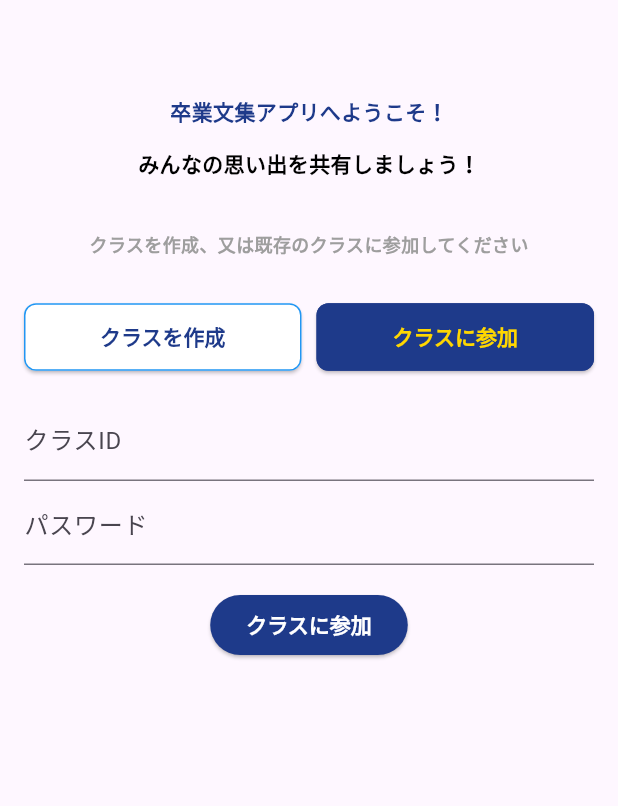
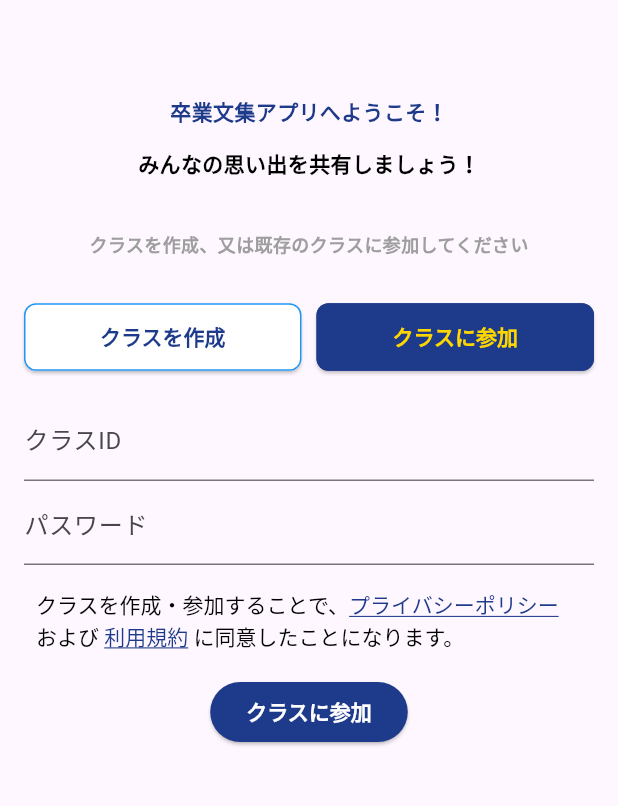
Before and after one commit to oshiro17/school_memories2, a Flutter app: the screen it shows after launch, after a tap on "クラスに参加", on a phone screen of 412 x 824 dp, the part 65-871 px from its top. Run offline on Flutter 3.47's test engine with Material 3 defaults, Android fonts, the phone set to English and light mode, and no system bars; our stand-ins replace cloud_firestore, firebase_core, google_fonts, shared_preferences; accounts and stored records are empty.

Commit message:
お問い合わせ

```diff
--- /dev/null
+++ b/lib/signup/PrivacyPolicyPage.dart
@@ -0,0 +1,75 @@
+import 'package:flutter/material.dart';
+
+class PrivacyPolicyPage extends StatelessWidget {
+  const PrivacyPolicyPage({Key? key}) : super(key: key);
+
+  @override
+  Widget build(BuildContext context) {
+    return Scaffold(
+      appBar: AppBar(
+        title: const Text('プライバシーポリシー'),
+      ),
+      body: Padding(
+        padding: const EdgeInsets.all(16.0),
+        child: SingleChildScrollView(
+          child: Column(
+            crossAxisAlignment: CrossAxisAlignment.start,
+            children: const [
+              Text(
+                'プライバシーポリシー',
+                style: TextStyle(fontSize: 24, fontWeight: FontWeight.bold),
+              ),
+              SizedBox(height: 16),
+              Text(
+                '1. はじめに\n'
+                '「卒業文集」（以下「本アプリ」）は、ユーザーのプライバシーを尊重し、個人情報の保護に努めます。本ポリシーは、ユーザーの情報の収集、使用、保護に関する方針を説明します。',
+              ),
+              SizedBox(height: 16),
+              Text(
+                '2. 収集する情報\n'
+                '・ユーザーが提供する情報（ニックネームなど）\n'
+                '・Firestoreを通じて収集される利用データ',
+              ),
+              SizedBox(height: 16),
+              Text(
+                '3. 情報の使用目的\n'
+                '・アプリ機能（メッセージ機能、プロフィール帳ランキング機能）の提供\n'
+                '・サービスの改善およびバグ修正',
+              ),
+              SizedBox(height: 16),
+              Text(
+                '4. 情報の共有\n'
+                '・ユーザー情報は第三者と共有されません。',
+              ),
+              SizedBox(height: 16),
+              Text(
+                '5. セキュリティについて\n'
+                '・本アプリは基本的なセキュリティ対策を実施していますが、完全なセキュリティを保証するものではありません。個人情報の取扱いには十分ご注意ください。\n'
+                '・重要な個人情報（本名、住所など）の入力は推奨しません。',
+              ),
+              SizedBox(height: 16),
+              Text(
+                '6. ユーザーの権利について\n'
+                '・本アプリには、ユーザー自身が提供した情報を修正・削除するための機能は実装されておりません。\n'
+                '・情報の修正・削除を希望される場合は、アプリ内のお問い合わせ機能からご連絡ください。',
+              ),
+              SizedBox(height: 16),
+              Text(
+                '7. 変更について\n'
+                '・プライバシーポリシーの内容は予告なく変更されることがあります。',
+              ),
+              SizedBox(height: 16),
+ Text(
+  '8. お問い合わせ\n'
+  '本規約に関するご質問は、以下のメールアドレスまたはTwitterアカウントまでご連絡ください。\n\n'
+  'メール: nonokuwapiano@gmail.com\n'
+  'Twitter: https://twitter.com/ora_nonoka',
+),
+
+            ],
+          ),
+        ),
+      ),
+    );
+  }
+}
--- /dev/null
+++ b/lib/signup/TermsOfServicePage.dart
@@ -0,0 +1,83 @@
+import 'package:flutter/material.dart';
+
+class TermsOfServicePage extends StatelessWidget {
+  const TermsOfServicePage({Key? key}) : super(key: key);
+
+  @override
+  Widget build(BuildContext context) {
+    return Scaffold(
+      appBar: AppBar(
+        title: const Text('利用規約'),
+      ),
+      body: Padding(
+        padding: const EdgeInsets.all(16.0),
+        child: SingleChildScrollView(
+          child: Column(
+            crossAxisAlignment: CrossAxisAlignment.start,
+            children: const [
+              Text(
+                '利用規約',
+                style: TextStyle(fontSize: 24, fontWeight: FontWeight.bold),
+              ),
+              SizedBox(height: 16),
+              Text(
+                '1. はじめに\n'
+                'この利用規約（以下「本規約」）は、「卒業文集」（以下「本アプリ」）の利用条件を定めるものです。本アプリを利用することで、本規約に同意したものとみなされます。本アプリは、クラスメイト同士が思い出を共有することを目的としています。',
+              ),
+              SizedBox(height: 16),
+              Text(
+                '2. ユーザーの責任\n'
+                '・他人に迷惑をかける行為や不適切なメッセージの送信は禁止です。\n'
+                '・虚偽の情報の登録は禁止です。\n'
+                '・ユーザーは自己責任のもとで本アプリを利用するものとします。',
+              ),
+              SizedBox(height: 16),
+              Text(
+                '3. 禁止事項\n'
+                '・不正アクセスやシステムの改ざん\n'
+                '・他人への嫌がらせや誹謗中傷行為\n'
+                '・第三者の権利を侵害する行為',
+              ),
+              SizedBox(height: 16),
+              Text(
+                '4. 知的財産権\n'
+                '・本アプリ内のコンテンツ（テキスト、デザイン、ロゴ等）の著作権は開発者に帰属します。\n'
+                '・ユーザーが投稿した内容の著作権は投稿者に帰属しますが、アプリ内での使用許可を与えたものとみなします。',
+              ),
+              SizedBox(height: 16),
+              Text(
+                '5. 免責事項\n'
+                '・本アプリは基本的なセキュリティ対策を講じていますが、完全なデータ保護は保証できません。\n'
+                '・データの漏洩や損害が発生した場合でも、開発者は一切の責任を負いません。',
+              ),
+              SizedBox(height: 16),
+              Text(
+                '6. ユーザー情報の修正・削除について\n'
+                '・本アプリには、ユーザー自身が提供した情報を修正・削除するための機能はありません。\n'
+                '・情報の修正や削除を希望する場合は、アプリ内のお問い合わせください。',
+              ),
+              SizedBox(height: 16),
+              Text(
+                '7. 規約の変更\n'
+                '・本規約は予告なく変更されることがあります。変更後の利用は、変更内容に同意したものとみなされます。',
+              ),
+              SizedBox(height: 16),
+              Text(
+                '8. 準拠法および管轄\n'
+                '・本規約は日本法に準拠します。\n'
+                '・本アプリに関連して紛争が生じた場合、東京地方裁判所を第一審の専属的合意管轄裁判所とします。',
+              ),
+              SizedBox(height: 16),
+              Text(
+                '9. お問い合わせ\n'
+                '本規約に関するご質問は、以下のメールアドレスまたはTwitterアカウントまでご連絡ください。\n\n'
+                'メール: nonokuwapiano@gmail.com\n'
+                'Twitter: https://twitter.com/ora_nonoka',
+              ),
+            ],
+          ),
+        ),
+      ),
+    );
+  }
+}
--- a/lib/signup/class_selection_page.dart
+++ b/lib/signup/class_selection_page.dart
@@ -1,7 +1,10 @@
+import 'package:flutter/gestures.dart';
 import 'package:flutter/material.dart';
 import 'package:cloud_firestore/cloud_firestore.dart';
 import 'package:flutter/services.dart';
 import 'package:google_fonts/google_fonts.dart';
+import 'package:school_memories2/signup/PrivacyPolicyPage.dart';
+import 'package:school_memories2/signup/TermsOfServicePage.dart';
 import '../color.dart';
 import 'select_account_page.dart';
 
@@ -226,6 +229,10 @@ Widget _buildCreateClassArea() {
       const SizedBox(height: 19),
 
 
+      // 同意文言とリンク追加
+      _buildAgreementText(),
+
+      const SizedBox(height: 19),
       // "クラスを作成"ボタン
       Center(
         child:
@@ -234,6 +241,49 @@ Widget _buildCreateClassArea() {
         child: const Text('クラスを作成'),
       ),),
     ],
+  );
+}
+Widget _buildAgreementText() {
+  return Padding(
+    padding: const EdgeInsets.symmetric(horizontal: 8.0),
+    child: RichText(
+      text: TextSpan(
+        text: 'クラスを作成・参加することで、',
+        style: const TextStyle(color: Colors.black),
+        children: [
+          TextSpan(
+            text: 'プライバシーポリシー',
+            style: const TextStyle(
+              color: darkBlueColor,
+              decoration: TextDecoration.underline,
+            ),
+            recognizer: TapGestureRecognizer()
+              ..onTap = () {
+                Navigator.push(
+                  context,
+                  MaterialPageRoute(builder: (context) => PrivacyPolicyPage()),
+                );
+              },
+          ),
+          const TextSpan(text: ' および '),
+          TextSpan(
+            text: '利用規約',
+            style: const TextStyle(
+              color: darkBlueColor,
+              decoration: TextDecoration.underline,
+            ),
+            recognizer: TapGestureRecognizer()
+              ..onTap = () {
+                Navigator.push(
+                  context,
+                  MaterialPageRoute(builder: (context) => TermsOfServicePage()),
+                );
+              },
+          ),
+          const TextSpan(text: ' に同意したことになります。'),
+        ],
+      ),
+    ),
   );
 }
 
@@ -257,6 +307,9 @@ Widget _buildCreateClassArea() {
   ],
 ),
         const SizedBox(height: 16),
+              _buildAgreementText(),
+
+      const SizedBox(height: 16),
 ElevatedButton(
   onPressed: () async {
     await _joinClass(
```
Also changed, not shown: lib/pages/daialog.dart (+44 -23 lines).
